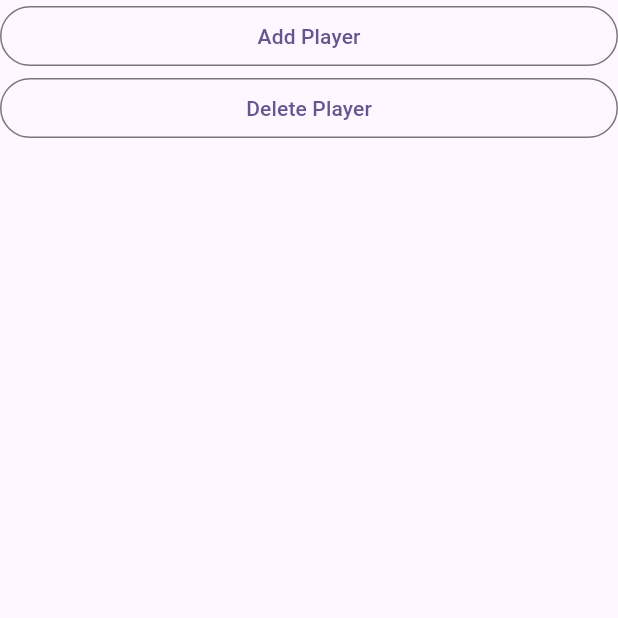
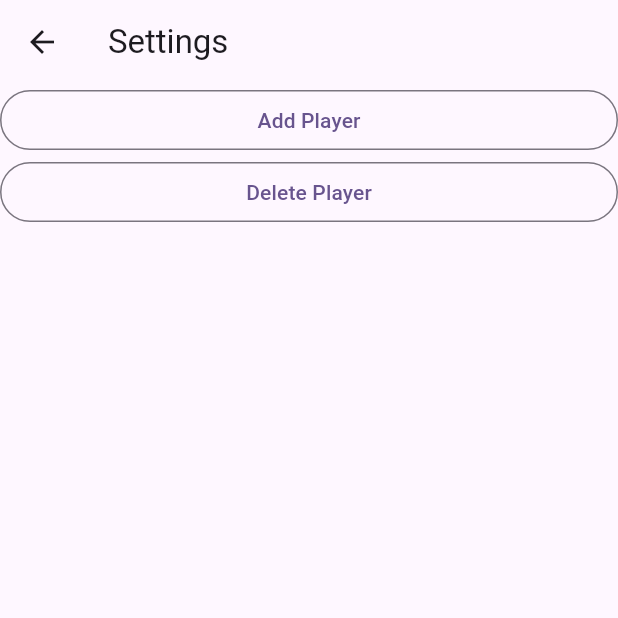
Before and after one commit to zdpel/mrping, a Flutter app: the Settings screen opened directly, on a phone screen of 412 x 824 dp, the top half of it. Run offline on Flutter 3.47's test engine with Material 3 defaults, Android fonts, the phone set to English and light mode, and no system bars; our stand-ins replace sqflite; accounts and stored records are empty.

Commit message:
gave settings page its own app bar

```diff
--- a/lib/screens/settings.dart
+++ b/lib/screens/settings.dart
@@ -8,6 +8,9 @@ class Settings extends StatelessWidget {
   @override
   Widget build(BuildContext context) {
     return Scaffold(
+      appBar: AppBar(
+        title: const Text("Settings"),
+      ),
       body: ListView(
         children: [
           OutlinedButton(
```
